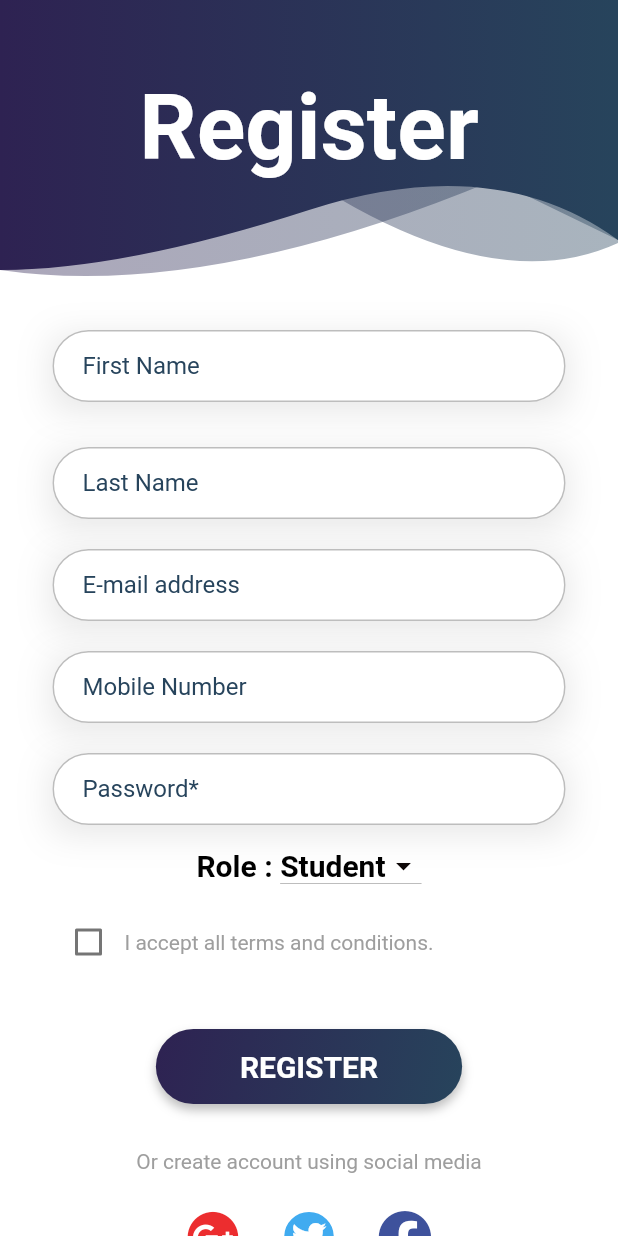
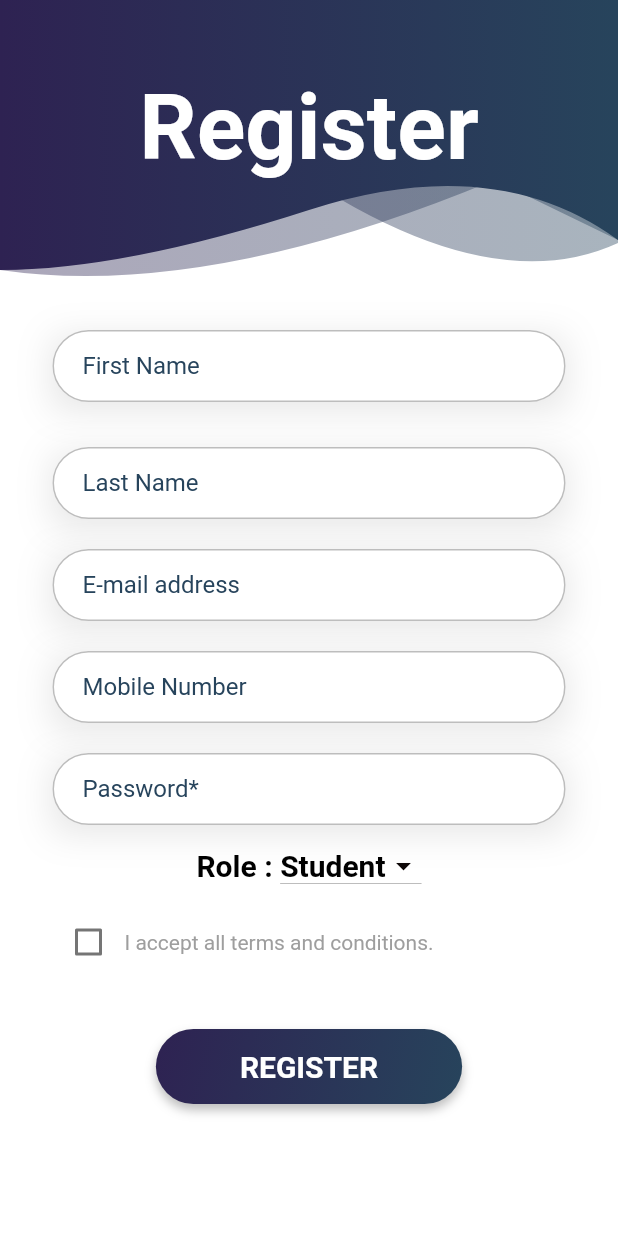
Before and after one commit to yasinthon04/TutorGo-Project, a Flutter app: the Register screen opened directly, on a phone screen of 412 x 824 dp. Run offline on Flutter 3.47's test engine with Material 2 defaults, Android fonts, the phone set to English and light mode, and no system bars; our stand-ins replace cloud_firestore, firebase_auth, firebase_core, firebase_storage, font_awesome_flutter, hexcolor and 1 more; accounts and stored records are empty.

Commit message:
edit design

```diff
--- a/lib/pages/login.dart
+++ b/lib/pages/login.dart
@@ -57,7 +57,7 @@ class _LoginPageState extends State<LoginPage> {
                   child: Column(
                     children: [
                       Text(
-                        'SIGN IN',
+                        'Sign in',
                         style: TextStyle(
                             fontSize: 60, fontWeight: FontWeight.bold),
                       ),
--- a/lib/pages/register.dart
+++ b/lib/pages/register.dart
@@ -324,91 +324,91 @@ class _RegisterState extends State<Register> {
                           ),
                         ),
                         SizedBox(height: 30.0),
-                        Text(
-                          "Or create account using social media",
-                          style: TextStyle(color: Colors.grey),
-                        ),
-                        SizedBox(height: 25.0),
-                        Row(
-                          mainAxisAlignment: MainAxisAlignment.center,
-                          children: [
-                            GestureDetector(
-                              child: FaIcon(
-                                FontAwesomeIcons.googlePlus,
-                                size: 35,
-                                color: HexColor("#EC2D2F"),
-                              ),
-                              onTap: () {
-                                setState(() {
-                                  showDialog(
-                                    context: context,
-                                    builder: (BuildContext context) {
-                                      return ThemeHelper().alartDialog(
-                                          "Google Plus",
-                                          "You tap on GooglePlus social icon.",
-                                          context);
-                                    },
-                                  );
-                                });
-                              },
-                            ),
-                            SizedBox(
-                              width: 30.0,
-                            ),
-                            GestureDetector(
-                              child: Container(
-                                padding: EdgeInsets.all(0),
-                                decoration: BoxDecoration(
-                                  borderRadius: BorderRadius.circular(100),
-                                  border: Border.all(
-                                      width: 5, color: HexColor("#40ABF0")),
-                                  color: HexColor("#40ABF0"),
-                                ),
-                                child: FaIcon(
-                                  FontAwesomeIcons.twitter,
-                                  size: 23,
-                                  color: HexColor("#FFFFFF"),
-                                ),
-                              ),
-                              onTap: () {
-                                setState(() {
-                                  showDialog(
-                                    context: context,
-                                    builder: (BuildContext context) {
-                                      return ThemeHelper().alartDialog(
-                                          "Twitter",
-                                          "You tap on Twitter social icon.",
-                                          context);
-                                    },
-                                  );
-                                });
-                              },
-                            ),
-                            SizedBox(
-                              width: 30.0,
-                            ),
-                            GestureDetector(
-                              child: FaIcon(
-                                FontAwesomeIcons.facebook,
-                                size: 35,
-                                color: HexColor("#3E529C"),
-                              ),
-                              onTap: () {
-                                setState(() {
-                                  showDialog(
-                                    context: context,
-                                    builder: (BuildContext context) {
-                                      return ThemeHelper().alartDialog(
-                                          "Facebook",
-                                          "You tap on Facebook social icon.",
-                                          context);
-                                    },
-                                  );
-                                });
-                              },
-                            ),
-                          ],
-                        ),
+                        // Text(
+                        //   "Or create account using social media",
+                        //   style: TextStyle(color: Colors.grey),
+                        // ),
+                        // SizedBox(height: 25.0),
+                        // Row(
+                        //   mainAxisAlignment: MainAxisAlignment.center,
+                        //   children: [
+                        //     GestureDetector(
+                        //       child: FaIcon(
+                        //         FontAwesomeIcons.googlePlus,
+                        //         size: 35,
+                        //         color: HexColor("#EC2D2F"),
+                        //       ),
+                        //       onTap: () {
+                        //         setState(() {
+                        //           showDialog(
+                        //             context: context,
+                        //             builder: (BuildContext context) {
+                        //               return ThemeHelper().alartDialog(
+                        //                   "Google Plus",
+                        //                   "You tap on GooglePlus social icon.",
+                        //                   context);
+                        //             },
+                        //           );
+                        //         });
+                        //       },
+                        //     ),
+                        //     SizedBox(
+                        //       width: 30.0,
+                        //     ),
+                        //     GestureDetector(
+                        //       child: Container(
+                        //         padding: EdgeInsets.all(0),
+                        //         decoration: BoxDecoration(
+                        //           borderRadius: BorderRadius.circular(100),
+                        //           border: Border.all(
+                        //               width: 5, color: HexColor("#40ABF0")),
+                        //           color: HexColor("#40ABF0"),
+                        //         ),
+                        //         child: FaIcon(
+                        //           FontAwesomeIcons.twitter,
+                        //           size: 23,
+                        //           color: HexColor("#FFFFFF"),
+                        //         ),
+                        //       ),
+                        //       onTap: () {
+                        //         setState(() {
+                        //           showDialog(
+                        //             context: context,
+                        //             builder: (BuildContext context) {
+                        //               return ThemeHelper().alartDialog(
+                        //                   "Twitter",
+                        //                   "You tap on Twitter social icon.",
+                        //                   context);
+                        //             },
+                        //           );
+                        //         });
+                        //       },
+                        //     ),
+                        //     SizedBox(
+                        //       width: 30.0,
+                        //     ),
+                        //     GestureDetector(
+                        //       child: FaIcon(
+                        //         FontAwesomeIcons.facebook,
+                        //         size: 35,
+                        //         color: HexColor("#3E529C"),
+                        //       ),
+                        //       onTap: () {
+                        //         setState(() {
+                        //           showDialog(
+                        //             context: context,
+                        //             builder: (BuildContext context) {
+                        //               return ThemeHelper().alartDialog(
+                        //                   "Facebook",
+                        //                   "You tap on Facebook social icon.",
+                        //                   context);
+                        //             },
+                        //           );
+                        //         });
+                        //       },
+                        //     ),
+                        //   ],
+                        // ),
                       ],
                     ),
                   ),
```
